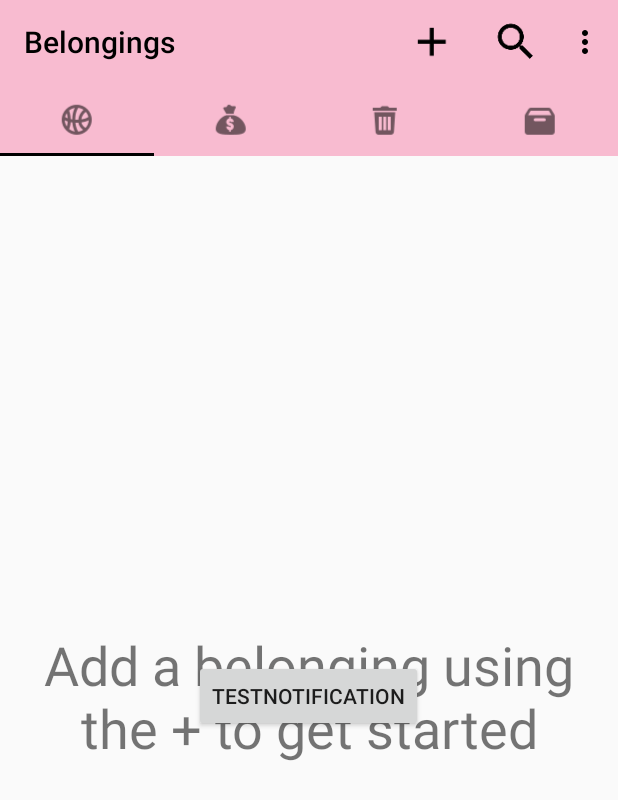
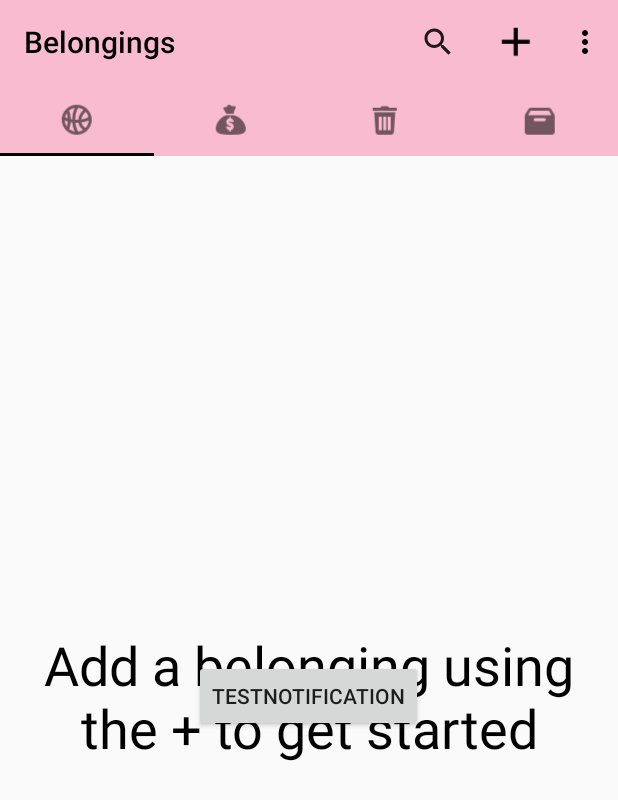
Before and after one commit to Zirconia/XPackRat, an Android app: the screen it shows after launch (MainActivity), on a phone screen of 412 x 824 dp. Shown: the top 800 px of the screen. Run offline under Robolectric (Android 15) with nearby library versions, the phone set to English and light mode, and no system bars; libraries missing offline, so code that uses them is left out: com.firebase.jobdispatcher; 6 statements that could not run were skipped.

```diff
--- a/app/src/main/java/com/example/android/x_packrat/BelongingsFragment.java
+++ b/app/src/main/java/com/example/android/x_packrat/BelongingsFragment.java
@@ -1,8 +1,6 @@
 package com.example.android.x_packrat;
 
-import android.app.Activity;
 import android.content.ContentUris;
-import android.content.Context;
 import android.content.Intent;
 import android.content.SharedPreferences;
 import android.database.Cursor;
@@ -15,11 +13,11 @@ import android.support.v4.app.Fragment;
 import android.support.v4.app.LoaderManager;
 import android.support.v4.content.CursorLoader;
 import android.support.v4.content.Loader;
-import android.support.v7.app.ActionBar;
-import android.support.v7.app.AppCompatActivity;
 import android.support.v7.widget.DividerItemDecoration;
 import android.support.v7.widget.LinearLayoutManager;
 import android.support.v7.widget.RecyclerView;
+import android.support.v7.widget.SearchView;
+import android.text.TextUtils;
 import android.view.LayoutInflater;
 import android.view.Menu;
 import android.view.MenuInflater;
@@ -31,16 +29,18 @@ import android.widget.TextView;
 
 import com.example.android.x_packrat.data.BelongingsContract;
 import com.example.android.x_packrat.sync.ReminderUtilities;
-import com.example.android.x_packrat.utilities.NotificationUtils;
 
 /**
  * The fragment on which the recycler view list of the user's belongings is displayed
  */
 public class BelongingsFragment extends Fragment implements LoaderManager.LoaderCallbacks<Cursor>
-        , BelongingsAdapter.BelongingsAdapterOnClickHandler{
+        , BelongingsAdapter.BelongingsAdapterOnClickHandler, SearchView.OnQueryTextListener {
 
     // The activity that this fragment is attached to
     MainActivity mActivity;
+
+    // Stores any text that the user enters into the search view in the action bar
+    public static String sSearchConstraint;
 
     /*
      * The columns of data that we are interested in within our MainActivity's list of
@@ -148,8 +148,17 @@ public class BelongingsFragment extends Fragment implements LoaderManager.Loader
         switch (loaderId) {
 
             case ID_BELONGINGS_LOADER:
-                // URI for all rows in "belongings" table
-                Uri belongingsQueryUri = BelongingsContract.BelongingEntry.CONTENT_URI;
+
+                Uri belongingsQueryUri;
+
+                // Sets the query uri to be the one for retrieving all rows of the "belongings"
+                // table if the user has not entered any text in the action bar search view
+                if (!TextUtils.isEmpty(sSearchConstraint)) {
+                    belongingsQueryUri = BelongingsContract.BelongingEntry.CONTENT_URI.buildUpon().
+                            appendPath(sSearchConstraint).build();
+                } else {
+                    belongingsQueryUri = BelongingsContract.BelongingEntry.CONTENT_URI;
+                }
 
                 // Sort belongings in descending order by last used date
                 String sortOrder = BelongingsContract.BelongingEntry.
@@ -184,7 +193,7 @@ public class BelongingsFragment extends Fragment implements LoaderManager.Loader
         // Checks if there is data to show. If not, displays message, else displays the data
         if (data.getCount() != 0) {
             showBelongingsDataView();
-        } else {
+        } else if (TextUtils.isEmpty(sSearchConstraint)) {
             showEmptyView();
         }
     }
@@ -271,6 +280,10 @@ public class BelongingsFragment extends Fragment implements LoaderManager.Loader
     @Override
     public void onCreateOptionsMenu(Menu menu, MenuInflater inflater) {
         inflater.inflate(R.menu.belongings, menu);
+        final MenuItem searchItem = menu.findItem(R.id.action_search);
+        final SearchView searchView = (SearchView) searchItem.getActionView();
+        searchView.setOnQueryTextListener(this);
+
         super.onCreateOptionsMenu(menu, inflater);
     }
 
@@ -292,4 +305,16 @@ public class BelongingsFragment extends Fragment implements LoaderManager.Loader
 
         return super.onOptionsItemSelected(item);
     }
+
+    @Override
+    public boolean onQueryTextSubmit(String query) {
+        return false;
+    }
+
+    @Override
+    public boolean onQueryTextChange(String newText) {
+        sSearchConstraint = !TextUtils.isEmpty(newText) ? newText : null;
+        getLoaderManager().restartLoader(ID_BELONGINGS_LOADER, null, this);
+        return true;
+    }
 }
--- a/app/src/main/res/layout/activity_usage_logs.xml
+++ b/app/src/main/res/layout/activity_usage_logs.xml
@@ -16,7 +16,8 @@
         app:layout_constraintRight_toRightOf="parent"
         tools:text="Awesome Basketball"
         android:textSize="36sp"
-        android:textStyle="bold"/>
+        android:textStyle="bold"
+        android:textColor="@color/action_bar_title_color" />
 
     <!-- Displays the image for the belonging as a header -->
     <ImageView
@@ -64,6 +65,7 @@
         android:layout_height="wrap_content"
         android:text="@string/no_logs_available"
         android:textSize="36sp"
+        android:textColor="@color/action_bar_title_color"
         android:visibility="gone"
         app:layout_constraintBottom_toBottomOf="parent"
         app:layout_constraintLeft_toLeftOf="parent"
--- a/app/src/main/res/layout/belongings_list.xml
+++ b/app/src/main/res/layout/belongings_list.xml
@@ -1,8 +1,7 @@
 <?xml version="1.0" encoding="utf-8"?>
 <FrameLayout xmlns:android="http://schemas.android.com/apk/res/android"
     android:layout_width="match_parent"
-    android:layout_height="match_parent"
-    xmlns:app="http://schemas.android.com/apk/res-auto">
+    android:layout_height="match_parent">
 
     <!--Displays the list of the user's belongings for the MainActivity -->
     <android.support.v7.widget.RecyclerView
@@ -28,6 +27,7 @@
         android:gravity="center"
         android:visibility="gone"
         android:text="@string/no_data_available"
+        android:textColor="@color/action_bar_title_color"
         android:textSize="36sp"/>
 
     <Button
--- a/app/src/main/res/layout/usage_log_item.xml
+++ b/app/src/main/res/layout/usage_log_item.xml
@@ -23,6 +23,7 @@
         android:layout_weight="2"
         android:textSize="16sp"
         android:textStyle="bold"
+        android:textColor="@color/action_bar_title_color"
         app:layout_constraintBottom_toTopOf="@id/guideline"
         tools:text="Feb 8 2018"/>
 
@@ -36,6 +37,7 @@
         android:layout_marginLeft="@dimen/list_belonging_name_left_margin"
         android:textSize="16sp"
         android:textStyle="bold"
+        android:textColor="@color/action_bar_title_color"
         tools:text="6:31pm"/>
     </LinearLayout>
 
@@ -51,5 +53,6 @@
         android:layout_width="wrap_content"
         android:layout_height="wrap_content"
         app:layout_constraintTop_toBottomOf="@id/guideline"
+        android:textColor="@color/action_bar_title_color"
         tools:text="used heater's fan feature to ventilate bedroom"/>
 </android.support.constraint.ConstraintLayout>
--- a/app/src/main/res/menu/belongings.xml
+++ b/app/src/main/res/menu/belongings.xml
@@ -2,19 +2,20 @@
 <menu
     xmlns:android="http://schemas.android.com/apk/res/android"
     xmlns:app="http://schemas.android.com/apk/res-auto">
+
+    <item
+        android:id="@+id/action_search"
+        android:title="@string/action_search"
+        app:actionViewClass="android.support.v7.widget.SearchView"
+        android:icon="@drawable/ic_search_black_36dp"
+        app:showAsAction="always" />
+
     <item
         android:id="@+id/action_add_belonging"
         android:orderInCategory="100"
         app:showAsAction="ifRoom"
         android:icon="@drawable/ic_add_black_36dp"
         android:title="@string/action_add_belonging"/>
-
-    <item
-        android:id="@+id/action_search"
-        android:orderInCategory="100"
-        app:showAsAction="ifRoom"
-        android:icon="@drawable/ic_search_black_36dp"
-        android:title="@string/action_search"/>
 
     <item
         android:id="@+id/action_charts"
```
Also changed, not shown: app/src/main/java/com/example/android/x_packrat/BelongingsAdapter.java (+4 -4 lines), app/src/main/java/com/example/android/x_packrat/DiscardedFragment.java (+34 -10 lines), app/src/main/java/com/example/android/x_packrat/DonatedFragment.java (+34 -10 lines), app/src/main/java/com/example/android/x_packrat/SoldFragment.java (+34 -10 lines), app/src/main/java/com/example/android/x_packrat/data/BelongingsProvider.java (+47 -4 lines), app/src/main/java/com/example/android/x_packrat/sync/ReminderTasks.java (+13 -0 lines), app/src/main/java/com/example/android/x_packrat/utilities/NotificationUtils.java (+31 -6 lines), app/src/main/res/values/strings.xml (+10 -2 lines).
